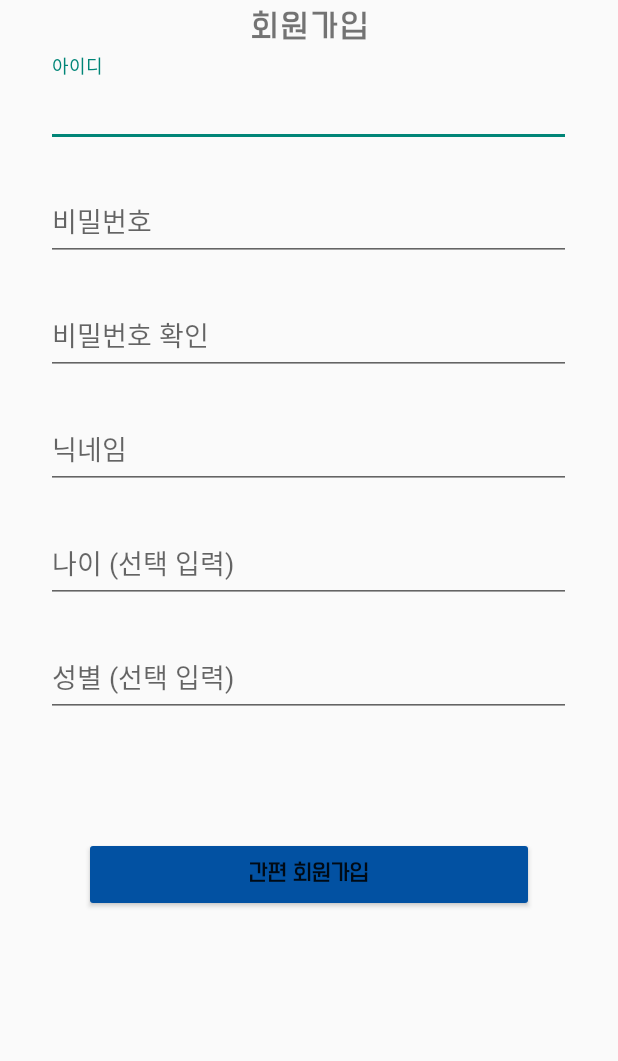
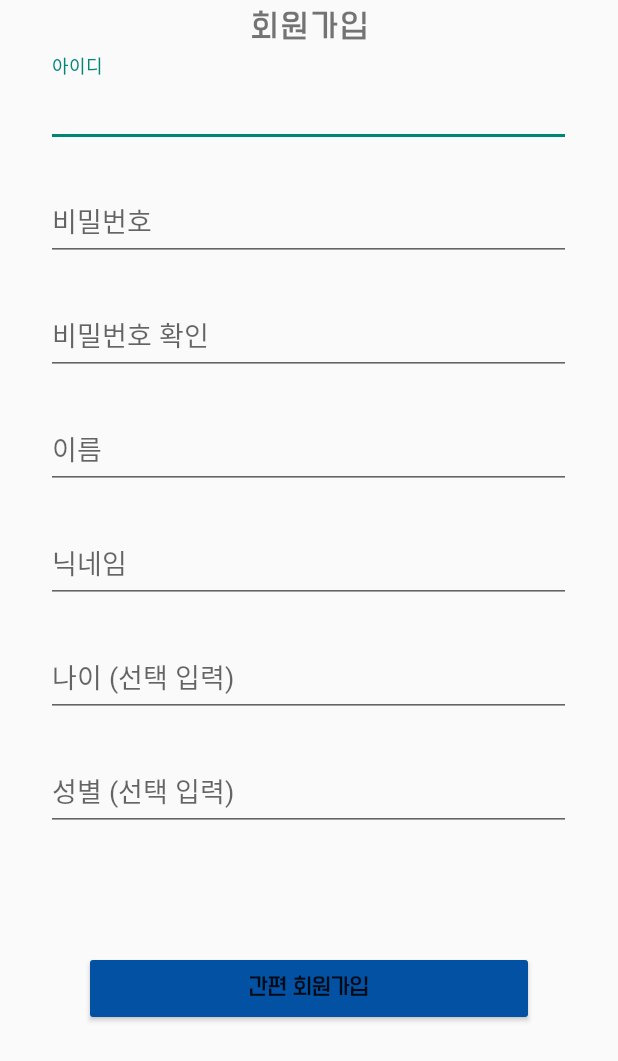
Before and after one commit to Damnun/Android_SoonBapSang, an Android app: the RegisterPage screen opened directly, with no data from a screen before it, on a phone screen of 412 x 824 dp. Shown: the top 1061 px of the screen. Run offline under Robolectric (Android 15) with nearby library versions, the phone set to English and light mode, and no system bars.

```diff
--- a/app/src/main/java/com/example/midtermproj/RegisterPage.java
+++ b/app/src/main/java/com/example/midtermproj/RegisterPage.java
@@ -1,16 +1,53 @@
 package com.example.midtermproj;
+import android.content.Context;
+import android.database.sqlite.SQLiteDatabase;
+import android.database.sqlite.SQLiteOpenHelper;
 import android.os.Bundle;
 import androidx.appcompat.app.AppCompatActivity;
 import android.content.Intent;
 import android.view.View;
 import android.widget.Button;
+import android.widget.EditText;
+import android.widget.Toast;
 
 
 public class RegisterPage extends AppCompatActivity {
+    DBHelper myHelper;
+    EditText register_id, register_name, register_password, register_password_check, register_nickname, register_age, register_sex;
+    Button register_button;
+    SQLiteDatabase sqlDB;
 
     @Override
     protected void onCreate(Bundle saveInstanceState) {
         super.onCreate(saveInstanceState);
         setContentView(R.layout.register);
+        setTitle("회원가입");
+
+        Button register_button = (Button) findViewById(R.id.register_register_button);
+        register_id = (EditText) findViewById(R.id.register_id);
+        register_password = (EditText) findViewById(R.id.register_password);
+        register_password_check = (EditText) findViewById(R.id.register_password_check);
+        register_name = (EditText) findViewById(R.id.register_name);
+        register_nickname = (EditText) findViewById(R.id.register_nickname);
+        register_age = (EditText) findViewById(R.id.register_age);
+        register_sex = (EditText) findViewById(R.id.register_sex);
+
+        myHelper = new DBHelper(this);
+        register_button.setOnClickListener(new View.OnClickListener() {
+            public void onClick(View v) {
+                sqlDB = myHelper.getWritableDatabase();
+                sqlDB.execSQL(".table");
+//                sqlDB.execSQL("INSERT INTO user VALUES ( '"
+//                        + register_name.getText().toString() + "' , "
+//                        + register_nickname.getText().toString() + "' , "
+//                        + register_id.getText().toString() + "' , "
+//                        + register_password.getText().toString() + "' , "
+//                        + register_age.getText().toString() + "' , "
+//                        + register_sex.getText().toString() + ");");
+                sqlDB.close();
+                Toast.makeText(getApplicationContext(), "입력됨", 0).show();
+            }
+        });
     }
+
 }
--- a/app/src/main/res/layout/register.xml
+++ b/app/src/main/res/layout/register.xml
@@ -67,6 +67,19 @@
             android:inputType="textPassword"></com.google.android.material.textfield.TextInputEditText>
     </com.google.android.material.textfield.TextInputLayout>
 
+    <com.google.android.material.textfield.TextInputLayout
+        android:layout_width="match_parent"
+        android:layout_height="wrap_content">
+        <com.google.android.material.textfield.TextInputEditText
+            android:id="@+id/register_name"
+            android:layout_width="350dp"
+            android:layout_height="50dp"
+            android:layout_marginBottom="15dp"
+            android:layout_gravity="center"
+            android:fontFamily="@font/font_two"
+            android:hint="이름"
+            android:singleLine="true"></com.google.android.material.textfield.TextInputEditText>
+    </com.google.android.material.textfield.TextInputLayout>
 
     <com.google.android.material.textfield.TextInputLayout
         android:layout_width="match_parent"
```
Also changed, not shown: app/src/main/java/com/example/midtermproj/DBHelper.java (added, +108 -0 lines).
